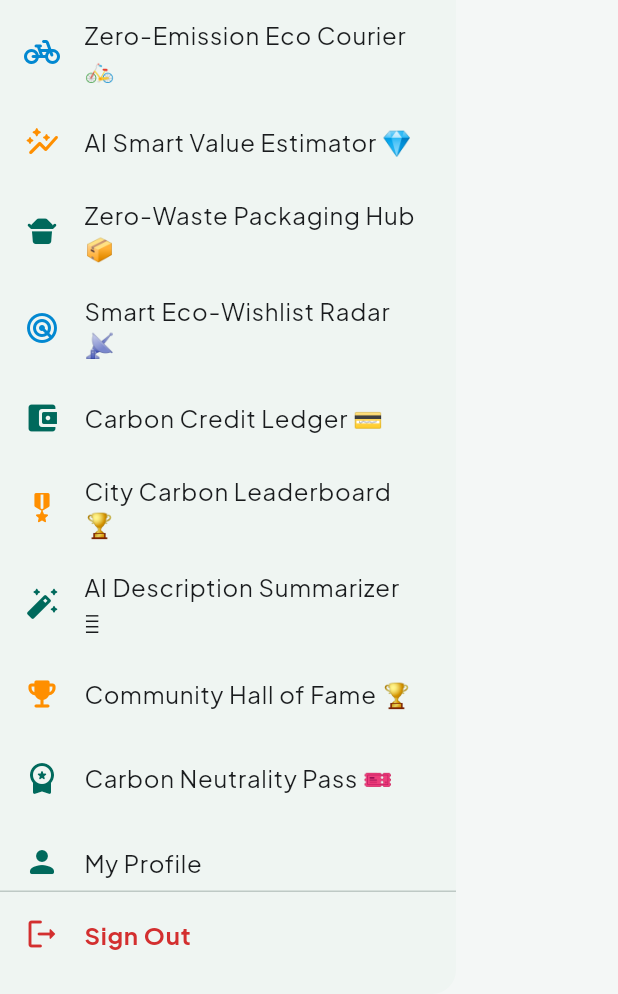
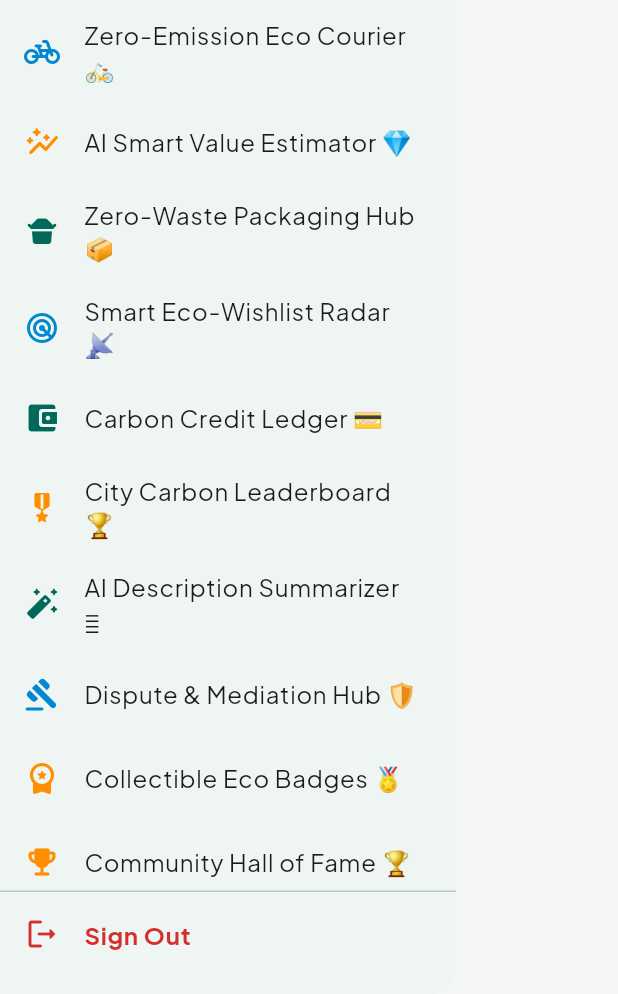
Before and after one commit to UzairBaig991/EcoSwap-MAD-Project, a Flutter app: the AppDrawer widget shown alone on an empty page, opened directly, scrolled down 1152 dp, on a phone screen of 412 x 824 dp, the part 242-1236 px from its top. Run offline on Flutter 3.47's test engine with Material 3 defaults, Android fonts, the phone set to English and light mode, and no system bars; our stand-ins replace cached_network_image, cloud_firestore, equatable, firebase_auth, firebase_core, firebase_messaging and 15 more; missing offline and left inert: dart_geohash; accounts and stored records are empty.

Commit message:
Add Collectible Eco Badges Showcase feature

```diff
--- a/lib/core/widgets/app_drawer.dart
+++ b/lib/core/widgets/app_drawer.dart
@@ -292,6 +292,22 @@ class AppDrawer extends ConsumerWidget {
                   },
                 ),
                 ListTile(
+                  leading: const Icon(Icons.gavel_rounded, color: AppColors.secondary),
+                  title: const Text('Dispute & Mediation Hub 🛡️'),
+                  onTap: () {
+                    Navigator.pop(context);
+                    context.push('/dispute-mediation');
+                  },
+                ),
+                ListTile(
+                  leading: const Icon(Icons.workspace_premium_rounded, color: AppColors.tertiary),
+                  title: const Text('Collectible Eco Badges 🏅'),
+                  onTap: () {
+                    Navigator.pop(context);
+                    context.push('/eco-badges');
+                  },
+                ),
+                ListTile(
                   leading: const Icon(Icons.emoji_events_rounded, color: AppColors.tertiary),
                   title: const Text('Community Hall of Fame 🏆'),
                   onTap: () {
--- a/lib/routing/app_router.dart
+++ b/lib/routing/app_router.dart
@@ -46,6 +46,8 @@ import '../features/listing/screens/eco_item_inspector_screen.dart';
 import '../features/listing/screens/smart_value_estimator_screen.dart';
 import '../features/listing/screens/smart_description_summarizer_screen.dart';
 import '../features/challenges/screens/carbon_leaderboard_screen.dart';
+import '../features/profile/screens/dispute_mediation_screen.dart';
+import '../features/profile/screens/eco_badges_gallery_screen.dart';
 import '../features/settings/screens/settings_screen.dart';
 
 class SplashScreen extends ConsumerStatefulWidget {
@@ -369,6 +371,14 @@ final routerProvider = Provider<GoRouter>((ref) {
         builder: (context, state) => const SmartDescriptionSummarizerScreen(),
       ),
       GoRoute(
+        path: '/dispute-mediation',
+        builder: (context, state) => const DisputeMediationScreen(),
+      ),
+      GoRoute(
+        path: '/eco-badges',
+        builder: (context, state) => const EcoBadgesGalleryScreen(),
+      ),
+      GoRoute(
         path: '/listing/:id',
         builder: (context, state) {
           final id = state.pathParameters['id'] ?? '';
```
